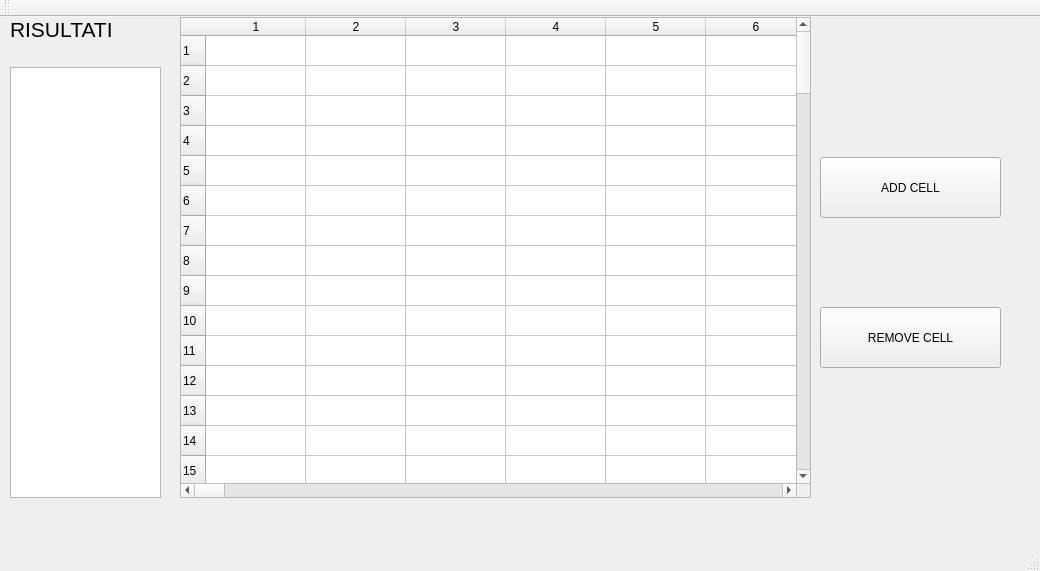
The window that mainwindow.ui (AlessandroArezzo/Cells_Project) describes before a commit, drawn with Qt 5.
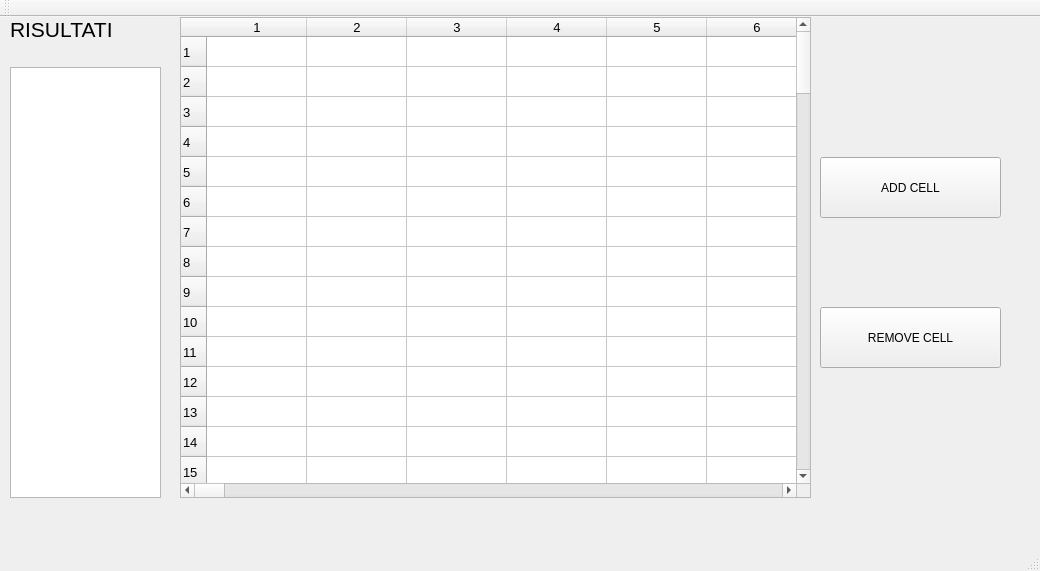
The same window after the commit.

Commit message: Aggiustamenti all'interfaccia grafica e definzione del distruttore della classe Table.

Diff of the .ui file:
```diff
--- a/mainwindow.ui
+++ b/mainwindow.ui
@@ -62,6 +62,17 @@
       <height>481</height>
      </rect>
     </property>
+    <property name="sizePolicy">
+     <sizepolicy hsizetype="MinimumExpanding" vsizetype="MinimumExpanding">
+      <horstretch>0</horstretch>
+      <verstretch>0</verstretch>
+     </sizepolicy>
+    </property>
+    <property name="font">
+     <font>
+      <pointsize>10</pointsize>
+     </font>
+    </property>
     <property name="rowCount">
      <number>100</number>
     </property>
```
Left out of the diff: 11 changed lines with no effect on the pictures. The commit also changes 4 other files.
